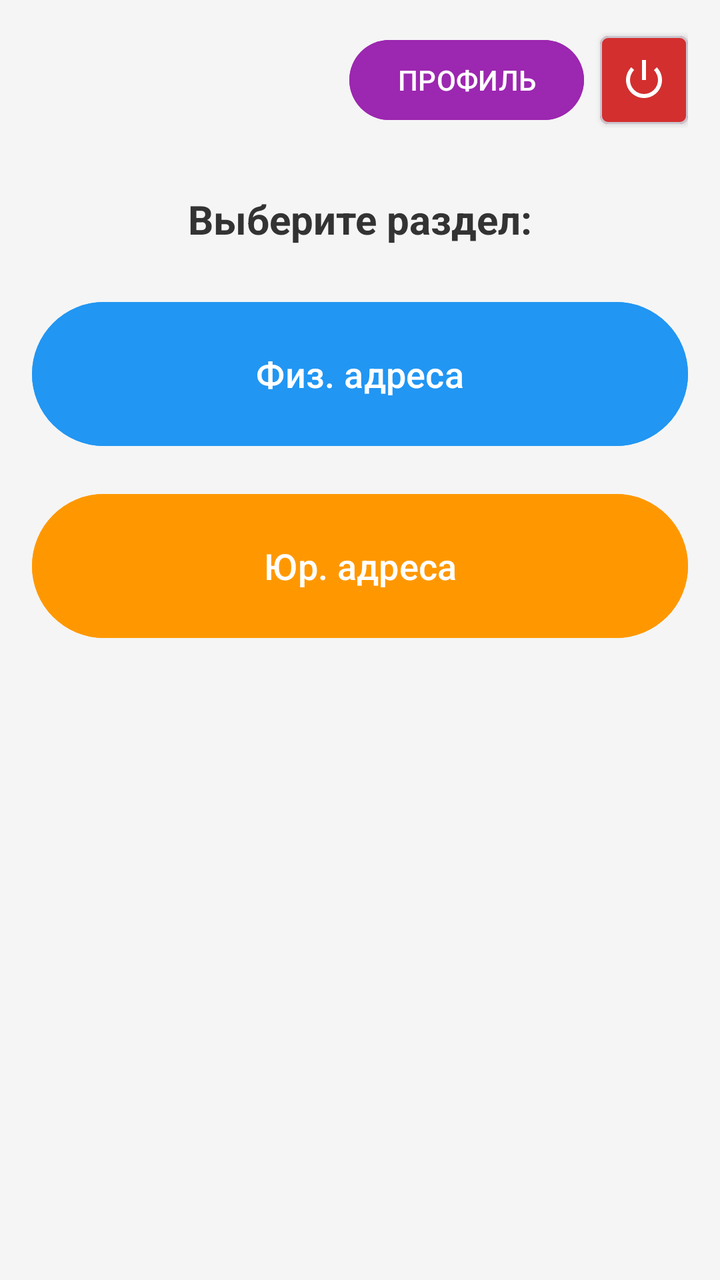
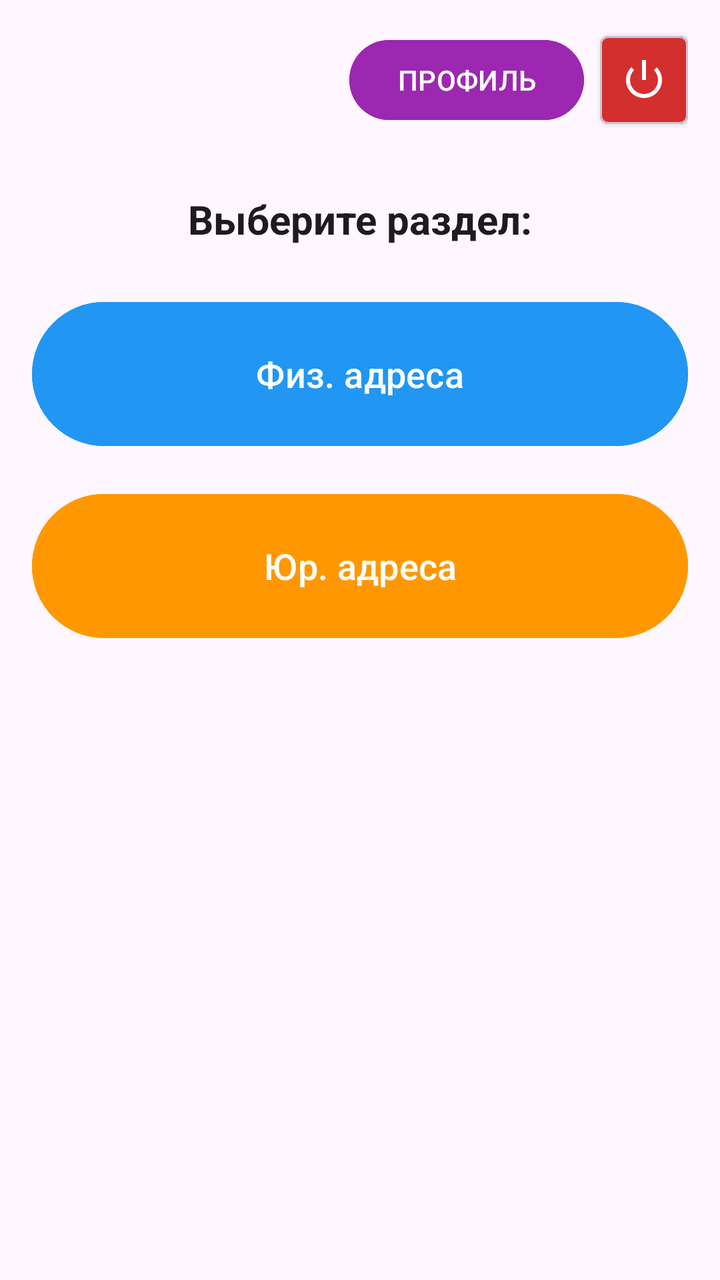

Before-and-after screenshots of an Android layout around one commit, followed by the original layout XML and the change that was made.
<!-- AndroidManifest.xml: application theme Theme.BaseHome -->
<!-- res/layout/activity_main.xml -->
<?xml version="1.0" encoding="utf-8"?>
<LinearLayout xmlns:android="http://schemas.android.com/apk/res/android"
    xmlns:app="http://schemas.android.com/apk/res-auto"
    android:layout_width="match_parent"
    android:layout_height="match_parent"
    android:orientation="vertical"
    android:padding="16dp"
    android:fitsSystemWindows="true"
    android:background="#F5F5F5">

    
    <RelativeLayout
        android:layout_width="match_parent"
        android:layout_height="wrap_content"
        android:layout_marginBottom="32dp">

        <LinearLayout
            android:layout_width="wrap_content"
            android:layout_height="wrap_content"
            android:layout_alignParentEnd="true"
            android:orientation="horizontal"
            android:gravity="center_vertical">

            <Button
                android:id="@+id/btnProfile"
                android:layout_width="wrap_content"
                android:layout_height="wrap_content"
                android:text="ПРОФИЛЬ"
                android:backgroundTint="#9C27B0"
                android:layout_marginEnd="8dp" />

            <com.google.android.material.card.MaterialCardView
                android:layout_width="44dp"
                android:layout_height="44dp"
                app:cardBackgroundColor="#D32F2F"
                app:cardCornerRadius="4dp"
                app:cardElevation="2dp">

                <ImageButton
                    android:id="@+id/btnLogout"
                    android:layout_width="match_parent"
                    android:layout_height="match_parent"
                    android:src="@android:drawable/ic_lock_power_off"
                    android:background="?android:attr/selectableItemBackground"
                    app:tint="@android:color/white"
                    android:scaleType="centerInside"
                    android:contentDescription="Выйти" />
            </com.google.android.material.card.MaterialCardView>
        </LinearLayout>
    </RelativeLayout>

    <TextView
        android:layout_width="wrap_content"
        android:layout_height="wrap_content"
        android:layout_gravity="center_horizontal"
        android:text="Выберите раздел:"
        android:textSize="20sp"
        android:textStyle="bold"
        android:textColor="#333333"
        android:layout_marginBottom="24dp" />

    <Button
        android:id="@+id/btnPhysicalSection"
        android:layout_width="match_parent"
        android:layout_height="80dp"
        android:text="Физ. адреса"
        android:textSize="18sp"
        android:backgroundTint="#2196F3"
        android:layout_marginBottom="16dp" />

    <Button
        android:id="@+id/btnBusinessSection"
        android:layout_width="match_parent"
        android:layout_height="80dp"
        android:text="Юр. адреса"
        android:textSize="18sp"
        android:backgroundTint="#FF9800" />

</LinearLayout>
<!-- resources referenced by this layout -->
<resources>
  <style name="Theme.BaseHome" parent="Base.Theme.BaseHome" />
  <style name="Base.Theme.BaseHome" parent="Theme.Material3.DayNight.NoActionBar">
          
          
      </style>
</resources>

<!-- the commit's change to res/layout/activity_main.xml (unified diff, before → after) -->
@@ -6,7 +6,7 @@
     android:orientation="vertical"
     android:padding="16dp"
     android:fitsSystemWindows="true"
-    android:background="#F5F5F5">
+    android:background="?android:attr/windowBackground">
 
     
     <RelativeLayout
@@ -56,7 +56,7 @@
         android:text="Выберите раздел:"
         android:textSize="20sp"
         android:textStyle="bold"
-        android:textColor="#333333"
+        android:textColor="?android:attr/textColorPrimary"
         android:layout_marginBottom="24dp" />
 
     <Button
